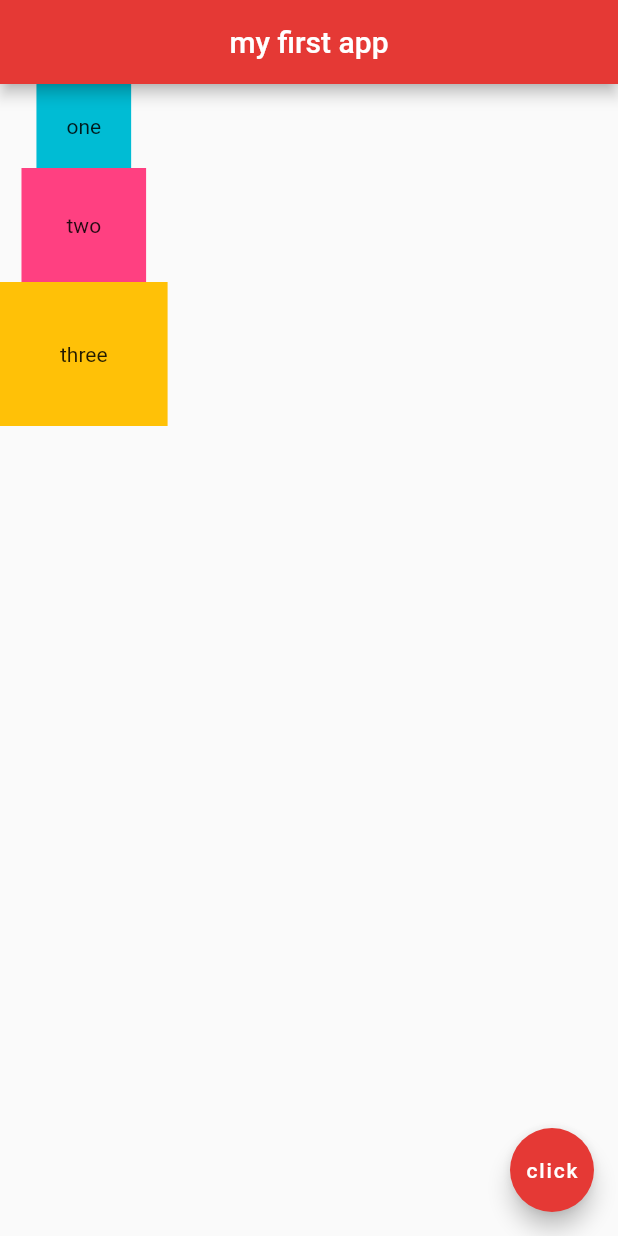
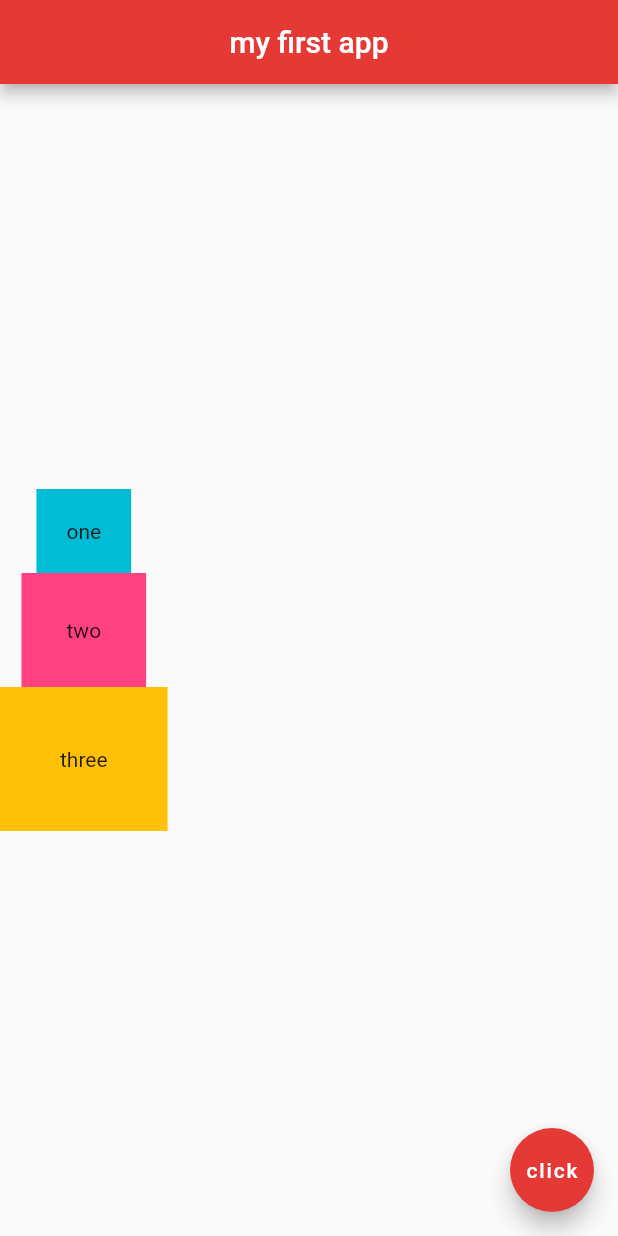
Before and after one commit to kouyoumikan/flutter_app, a Flutter app: the screen it shows after launch, on a phone screen of 412 x 824 dp. Run offline on Flutter 3.47's test engine with Material 2 defaults, Android fonts, the phone set to English and light mode, and no system bars.

Commit message:
2020/04/07　#12 Column 列の中央に配置

```diff
--- a/lib/main.dart
+++ b/lib/main.dart
@@ -16,6 +16,8 @@ class Home extends StatelessWidget {
         backgroundColor: Colors.red[600], // アプリバーの色
       ),
       body: Column(
+        // 列の中央に配置
+        mainAxisAlignment: MainAxisAlignment.center,
         children: <Widget>[
           Container(
             padding: EdgeInsets.all(20.0),
```
